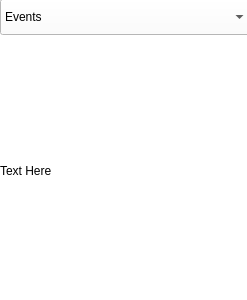
First picture: the form in eventsdialog.ui, repository aveens13/KU-Planner, before the edit.
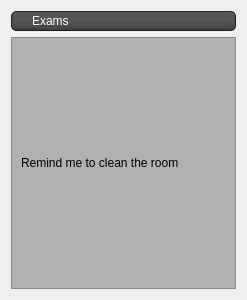
Second picture: the form after the edit.

What changed in the file:
```diff
--- a/eventsdialog.ui
+++ b/eventsdialog.ui
@@ -13,58 +13,69 @@
   <property name="windowTitle">
    <string>Dialog</string>
   </property>
-  <widget class="QWidget" name="widget" native="true">
-   <property name="geometry">
-    <rect>
-     <x>0</x>
-     <y>0</y>
-     <width>247</width>
-     <height>300</height>
-    </rect>
-   </property>
-   <property name="styleSheet">
-    <string notr="true">QWidget {
-	background: white;
-	color: black;
-}</string>
-   </property>
-   <widget class="QWidget" name="verticalLayoutWidget">
-    <property name="geometry">
-     <rect>
-      <x>0</x>
-      <y>-1</y>
-      <width>251</width>
-      <height>301</height>
-     </rect>
-    </property>
-    <layout class="QVBoxLayout" name="verticalLayout">
+  <layout class="QVBoxLayout" name="verticalLayout_2">
      <item>
       <widget class="QComboBox" name="comboBox">
-       <property name="enabled">
-        <bool>true</bool>
-       </property>
        <property name="styleSheet">
-        <string notr="true">QComboBox {
-	background: white;
-	height: 30 px;
-	selection-background-color: rgb(181, 145, 212);
+      <string notr="true">
+QComboBox
+{
+    subcontrol-origin: padding;
+    subcontrol-position: top right;
+    selection-background-color: #111;
+    selection-color: yellow;
+    color: white;
+    background-color: rgb(181, 145, 212);
+border-style: solid;
+    border: 1px solid #1e1e1e;
+    border-radius: 5;
+    padding: 1px 0px 1px 20px;
 }
 
-QComboBox QMenu {
-	background: rgb(38,38,38);
+QComboBox:hover, QPushButton:hover
+{
+    border: 1px solid rgb(181, 145, 212);
+    color: white;
 }
 
+QComboBox:on
+{
+    padding-top: 0px;
+    padding-left: 0px;
+    color: white;
+    background-color: QLinearGradient( x1: 0, y1: 0, x2: 0, y2: 1, stop: 0 #2d2d2d, stop: 0.1 #2b2b2b, stop: 0.5 #292929, stop: 0.9 #282828, stop: 1 #252525);
+    selection-background-color: #ffaa00;
+}
+QComboBox:!on
+{
+    color: white;
+    background-color: QLinearGradient( x1: 0, y1: 0, x2: 0, y2: 1, stop: 0 #666, stop: 0.1 #555, stop: 0.5 #555, stop: 0.9 #444, stop: 1 #333);
+}
 
-
-
+QComboBox QAbstractItemView
+{
+    border: 2px solid darkgray;
+    color: black;
+    selection-background-color: QLinearGradient( x1: 0, y1: 0, x2: 0, y2: 1, stop: 0 #111, stop: 1 #333);
+}
+QComboBox::drop-down
+{
+     subcontrol-origin: padding;
+     subcontrol-position: top right;
+     width: 15px;
+     color: white;
+     border-left-width: 0px;
+     border-left-color: darkgray;
+     border-left-style: solid; /* just a single line */
+     border-top-right-radius: 3px; /* same radius as the QComboBox */
+     border-bottom-right-radius: 3px;
+     padding-left: 10px;
+ }
 </string>
        </property>
-       <property name="editable">
-        <bool>false</bool>
-       </property>
        <item>
         <property name="text">
-         <string>Events</string>
+       <string>Exams</string>
         </property>
        </item>
        <item>
@@ -80,15 +91,31 @@
       </widget>
      </item>
      <item>
+    <widget class="QFrame" name="frame">
+     <property name="styleSheet">
+      <string notr="true">background-color: rgb(177, 177, 177);</string>
+     </property>
+     <property name="frameShape">
+      <enum>QFrame::StyledPanel</enum>
+     </property>
+     <property name="frameShadow">
+      <enum>QFrame::Raised</enum>
+     </property>
+     <layout class="QVBoxLayout" name="verticalLayout">
+      <item>
       <widget class="QLabel" name="eventlabel">
+        <property name="styleSheet">
+         <string notr="true">color:black;</string>
+        </property>
        <property name="text">
-        <string>Text Here</string>
+         <string>Remind me to clean the room</string>
        </property>
       </widget>
      </item>
     </layout>
    </widget>
-  </widget>
+   </item>
+  </layout>
  </widget>
  <resources/>
  <connections/>
```
Left out of the diff: 2 changed lines with no effect on the pictures. Lines whose indentation alone changed are shown as unchanged.
